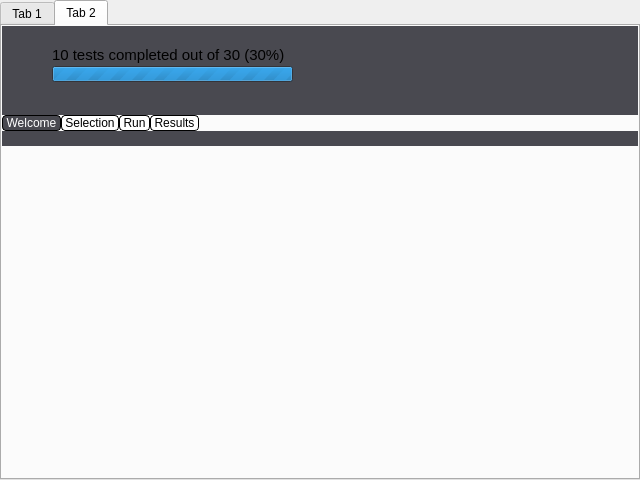
Old version of the form qt/frontend/qtfront.ui in the repository checkbox/checkbox.
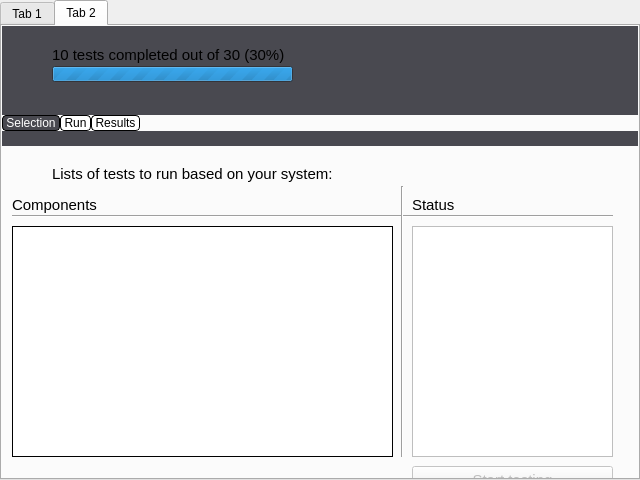
New version of the form. The open tabs and pages were chosen to show the change. Icons and pictures are not drawn.

Commit message: remove welcome tab

Patch:
```diff
--- a/qt/frontend/qtfront.ui
+++ b/qt/frontend/qtfront.ui
@@ -459,16 +459,6 @@
            <property name="currentIndex">
             <number>2</number>
            </property>
-           <widget class="QWidget" name="welcome">
-            <property name="font">
-             <font>
-              <pointsize>11</pointsize>
-             </font>
-            </property>
-            <attribute name="title">
-             <string> Welcome </string>
-            </attribute>
-           </widget>
            <widget class="QWidget" name="testSelection">
             <property name="font">
              <font>
```
Left out of the diff: 9 changed lines with no effect on the pictures. The commit also changes 2 other files.
